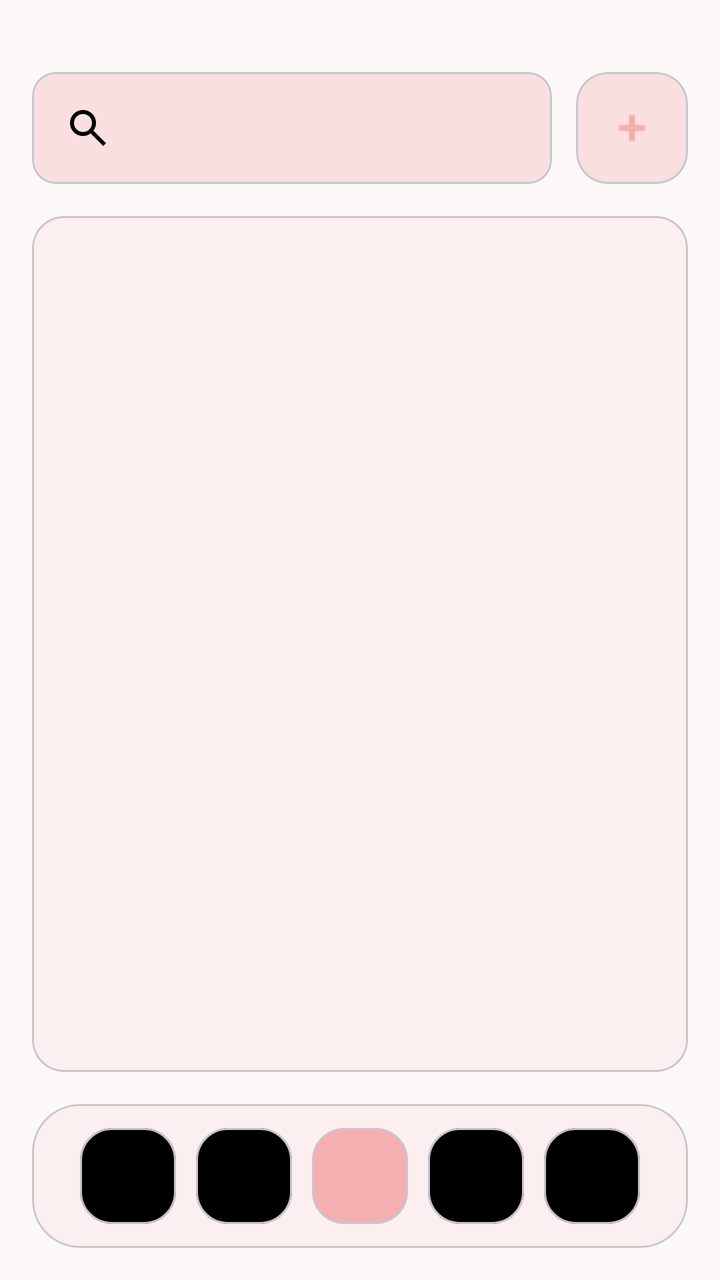
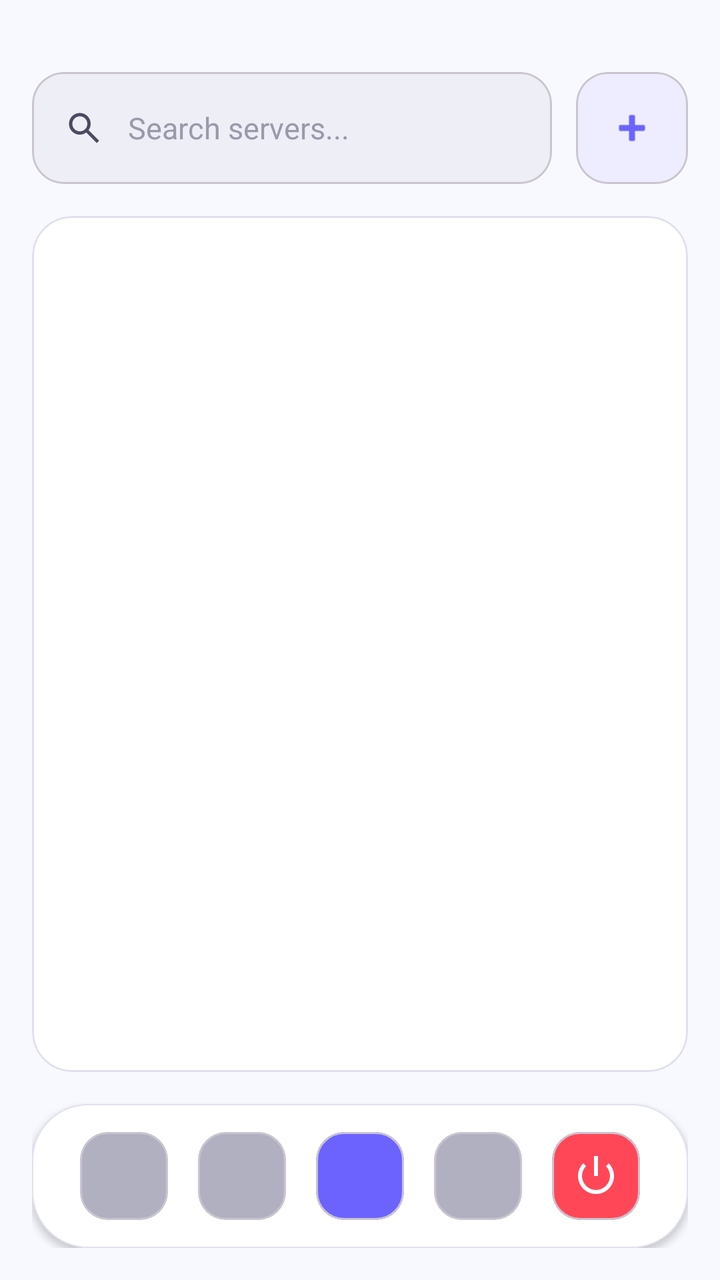

Before-and-after screenshots of an Android layout around one commit, followed by the original layout XML and the change that was made.
<!-- AndroidManifest.xml: application theme Theme.SE114_CallingSystem -->
<!-- res/layout/activity_home_page.xml -->
<?xml version="1.0" encoding="utf-8"?>
<RelativeLayout xmlns:android="http://schemas.android.com/apk/res/android"
    xmlns:app="http://schemas.android.com/apk/res-auto"
    android:layout_width="match_parent"
    android:layout_height="match_parent"
    android:background="@color/bg_default"
    android:padding="16dp">

    <LinearLayout
        android:id="@+id/topBar"
        android:layout_width="match_parent"
        android:layout_height="56dp"
        android:layout_alignParentTop="true"
        android:layout_marginTop="20dp"
        android:orientation="horizontal">

        <com.google.android.material.card.MaterialCardView
            android:layout_width="0dp"
            android:layout_height="match_parent"
            android:layout_weight="1"
            app:cardBackgroundColor="@color/bg_search"
            app:cardCornerRadius="12dp"
            app:cardElevation="0dp">

            <ImageView
                android:layout_width="24dp"
                android:layout_height="24dp"
                android:layout_gravity="center_vertical"
                android:layout_marginStart="16dp"
                android:contentDescription="Search"
                android:src="@drawable/icon_searchbutton"
                app:tint="@color/tint_default" />
        </com.google.android.material.card.MaterialCardView>

        <Space
            android:layout_width="12dp"
            android:layout_height="match_parent" />

        <com.google.android.material.card.MaterialCardView
            android:id="@+id/mcvServerCreate"
            android:layout_width="56dp"
            android:layout_height="56dp"
            app:cardBackgroundColor="@color/bg_icon"
            app:cardCornerRadius="16dp"
            app:cardElevation="0dp">

            <ImageView
                android:layout_width="24dp"
                android:layout_height="24dp"
                android:layout_gravity="center"
                android:contentDescription="Add Server"
                android:src="@android:drawable/ic_input_add"
                app:tint="@color/tint_alter" />
        </com.google.android.material.card.MaterialCardView>
    </LinearLayout>

    <com.google.android.material.card.MaterialCardView
        android:id="@+id/middleSection"
        android:layout_width="match_parent"
        android:layout_height="match_parent"
        android:layout_above="@id/bottomBar"
        android:layout_below="@id/topBar"
        android:layout_marginTop="16dp"
        android:layout_marginBottom="16dp"
        app:cardBackgroundColor="@color/bg_alter"
        app:cardCornerRadius="16dp"
        app:cardElevation="0dp">

        <androidx.recyclerview.widget.RecyclerView
            android:id="@+id/recyclerView"
            android:layout_width="match_parent"
            android:layout_height="match_parent"
            android:padding="10dp"
            app:layoutManager="androidx.recyclerview.widget.LinearLayoutManager" />
    </com.google.android.material.card.MaterialCardView>

    <com.google.android.material.card.MaterialCardView
        android:id="@+id/bottomBar"
        android:layout_width="match_parent"
        android:layout_height="72dp"
        android:layout_alignParentBottom="true"
        app:cardBackgroundColor="@color/bg_alter"
        app:cardCornerRadius="24dp"
        app:cardElevation="0dp">

        <LinearLayout
            android:layout_width="match_parent"
            android:layout_height="match_parent"
            android:gravity="center"
            android:orientation="horizontal"
            android:paddingHorizontal="24dp">

            <com.google.android.material.card.MaterialCardView
                android:layout_width="48dp"
                android:layout_height="48dp"
                app:cardBackgroundColor="@color/tint_default"
                app:cardCornerRadius="16dp"
                app:cardElevation="0dp" />

            <Space
                android:layout_width="0dp"
                android:layout_height="match_parent"
                android:layout_weight="1" />

            <com.google.android.material.card.MaterialCardView
                android:layout_width="48dp"
                android:layout_height="48dp"
                app:cardBackgroundColor="@color/tint_default"
                app:cardCornerRadius="16dp"
                app:cardElevation="0dp" />

            <Space
                android:layout_width="0dp"
                android:layout_height="match_parent"
                android:layout_weight="1" />

            <com.google.android.material.card.MaterialCardView
                android:layout_width="48dp"
                android:layout_height="48dp"
                app:cardBackgroundColor="@color/accent_nav"
                app:cardCornerRadius="16dp"
                app:cardElevation="0dp" />

            <Space
                android:layout_width="0dp"
                android:layout_height="match_parent"
                android:layout_weight="1" />

            <com.google.android.material.card.MaterialCardView
                android:layout_width="48dp"
                android:layout_height="48dp"
                app:cardBackgroundColor="@color/tint_default"
                app:cardCornerRadius="16dp"
                app:cardElevation="0dp" />

            <Space
                android:layout_width="0dp"
                android:layout_height="match_parent"
                android:layout_weight="1" />

            <com.google.android.material.card.MaterialCardView
                android:layout_width="48dp"
                android:layout_height="48dp"
                app:cardBackgroundColor="@color/tint_default"
                app:cardCornerRadius="16dp"
                app:cardElevation="0dp" />

        </LinearLayout>
    </com.google.android.material.card.MaterialCardView>

</RelativeLayout>
<!-- resources referenced by this layout -->
<resources>
  <color name="accent_nav">#F5AFAF</color>
  <color name="bg_alter">#FBEFEF</color>
  <color name="bg_default">#FCF8F8</color>
  <color name="bg_icon">#F9DFDF</color>
  <color name="bg_search">#F9DFDF</color>
  <color name="tint_alter">#F5AFAF</color>
  <color name="tint_default">#000000</color>
  <!-- drawable icon_searchbutton (drawable) -->
  <vector xmlns:android="http://schemas.android.com/apk/res/android"
      android:width="24dp"
      android:height="24dp"
      android:viewportWidth="960"
      android:viewportHeight="960">
    <path
        android:pathData="M784,840 L532,588q-30,24 -69,38t-83,14q-109,0 -184.5,-75.5T120,380q0,-109 75.5,-184.5T380,120q109,0 184.5,75.5T640,380q0,44 -14,83t-38,69l252,252 -56,56ZM380,560q75,0 127.5,-52.5T560,380q0,-75 -52.5,-127.5T380,200q-75,0 -127.5,52.5T200,380q0,75 52.5,127.5T380,560Z"
        android:fillColor="#000000"/>
  </vector>
  <style name="Theme.SE114_CallingSystem" parent="Base.Theme.SE114_CallingSystem" />
  <style name="Base.Theme.SE114_CallingSystem" parent="Theme.Material3.DayNight.NoActionBar">
          
          
      </style>
</resources>

<!-- the commit's change to res/layout/activity_home_page.xml (unified diff, before → after) -->
@@ -3,7 +3,7 @@
     xmlns:app="http://schemas.android.com/apk/res-auto"
     android:layout_width="match_parent"
     android:layout_height="match_parent"
-    android:background="@color/bg_default"
+    android:background="@color/bg_primary"
     android:padding="16dp">
 
     <LinearLayout
@@ -18,18 +18,32 @@
             android:layout_width="0dp"
             android:layout_height="match_parent"
             android:layout_weight="1"
-            app:cardBackgroundColor="@color/bg_search"
-            app:cardCornerRadius="12dp"
+            app:cardBackgroundColor="@color/bg_input"
+            app:cardCornerRadius="16dp"
             app:cardElevation="0dp">
 
-            <ImageView
-                android:layout_width="24dp"
-                android:layout_height="24dp"
-                android:layout_gravity="center_vertical"
-                android:layout_marginStart="16dp"
-                android:contentDescription="Search"
-                android:src="@drawable/icon_searchbutton"
-                app:tint="@color/tint_default" />
+            <LinearLayout
+                android:layout_width="match_parent"
+                android:layout_height="match_parent"
+                android:gravity="center_vertical"
+                android:orientation="horizontal"
+                android:paddingHorizontal="16dp">
+
+                <ImageView
+                    android:layout_width="20dp"
+                    android:layout_height="20dp"
+                    android:contentDescription="Search"
+                    android:src="@drawable/icon_searchbutton"
+                    app:tint="@color/icon_tint" />
+
+                <TextView
+                    android:layout_width="wrap_content"
+                    android:layout_height="wrap_content"
+                    android:layout_marginStart="12dp"
+                    android:text="Search servers..."
+                    android:textColor="@color/text_hint"
+                    android:textSize="15sp" />
+            </LinearLayout>
         </com.google.android.material.card.MaterialCardView>
 
         <Space
@@ -40,7 +54,7 @@
             android:id="@+id/mcvServerCreate"
             android:layout_width="56dp"
             android:layout_height="56dp"
-            app:cardBackgroundColor="@color/bg_icon"
+            app:cardBackgroundColor="@color/accent_surface"
             app:cardCornerRadius="16dp"
             app:cardElevation="0dp">
 
@@ -50,7 +64,7 @@
                 android:layout_gravity="center"
                 android:contentDescription="Add Server"
                 android:src="@android:drawable/ic_input_add"
-                app:tint="@color/tint_alter" />
+                app:tint="@color/accent" />
         </com.google.android.material.card.MaterialCardView>
     </LinearLayout>
 
@@ -62,9 +76,11 @@
         android:layout_below="@id/topBar"
         android:layout_marginTop="16dp"
         android:layout_marginBottom="16dp"
-        app:cardBackgroundColor="@color/bg_alter"
-        app:cardCornerRadius="16dp"
-        app:cardElevation="0dp">
+        app:cardBackgroundColor="@color/bg_secondary"
+        app:cardCornerRadius="20dp"
+        app:cardElevation="0dp"
+        app:strokeColor="@color/card_stroke"
+        app:strokeWidth="1dp">
 
         <androidx.recyclerview.widget.RecyclerView
             android:id="@+id/recyclerView"
@@ -79,9 +95,11 @@
         android:layout_width="match_parent"
         android:layout_height="72dp"
         android:layout_alignParentBottom="true"
-        app:cardBackgroundColor="@color/bg_alter"
-        app:cardCornerRadius="24dp"
-        app:cardElevation="0dp">
+        app:cardBackgroundColor="@color/bg_secondary"
+        app:cardCornerRadius="28dp"
+        app:cardElevation="2dp"
+        app:strokeColor="@color/card_stroke"
+        app:strokeWidth="0.5dp">
 
         <LinearLayout
             android:layout_width="match_parent"
@@ -91,10 +109,10 @@
             android:paddingHorizontal="24dp">
 
             <com.google.android.material.card.MaterialCardView
-                android:layout_width="48dp"
-                android:layout_height="48dp"
-                app:cardBackgroundColor="@color/tint_default"
-                app:cardCornerRadius="16dp"
+                android:layout_width="44dp"
+                android:layout_height="44dp"
+                app:cardBackgroundColor="@color/nav_inactive"
+                app:cardCornerRadius="14dp"
                 app:cardElevation="0dp" />
 
             <Space
@@ -103,10 +121,10 @@
                 android:layout_weight="1" />
 
             <com.google.android.material.card.MaterialCardView
-                android:layout_width="48dp"
-                android:layout_height="48dp"
-                app:cardBackgroundColor="@color/tint_default"
-                app:cardCornerRadius="16dp"
+                android:layout_width="44dp"
+                android:layout_height="44dp"
+                app:cardBackgroundColor="@color/nav_inactive"
+                app:cardCornerRadius="14dp"
                 app:cardElevation="0dp" />
 
             <Space
@@ -115,10 +133,10 @@
                 android:layout_weight="1" />
 
             <com.google.android.material.card.MaterialCardView
-                android:layout_width="48dp"
-                android:layout_height="48dp"
-                app:cardBackgroundColor="@color/accent_nav"
-                app:cardCornerRadius="16dp"
+                android:layout_width="44dp"
+                android:layout_height="44dp"
+                app:cardBackgroundColor="@color/accent"
+                app:cardCornerRadius="14dp"
                 app:cardElevation="0dp" />
 
             <Space
@@ -127,10 +145,10 @@
                 android:layout_weight="1" />
 
             <com.google.android.material.card.MaterialCardView
-                android:layout_width="48dp"
-                android:layout_height="48dp"
-                app:cardBackgroundColor="@color/tint_default"
-                app:cardCornerRadius="16dp"
+                android:layout_width="44dp"
+                android:layout_height="44dp"
+                app:cardBackgroundColor="@color/nav_inactive"
+                app:cardCornerRadius="14dp"
                 app:cardElevation="0dp" />
 
             <Space
@@ -139,11 +157,20 @@
                 android:layout_weight="1" />
 
             <com.google.android.material.card.MaterialCardView
-                android:layout_width="48dp"
-                android:layout_height="48dp"
-                app:cardBackgroundColor="@color/tint_default"
-                app:cardCornerRadius="16dp"
-                app:cardElevation="0dp" />
+                android:id="@+id/btnLogout"
+                android:layout_width="44dp"
+                android:layout_height="44dp"
+                app:cardBackgroundColor="@color/danger"
+                app:cardCornerRadius="14dp"
+                app:cardElevation="0dp">
+                
+                <ImageView
+                    android:layout_width="24dp"
+                    android:layout_height="24dp"
+                    android:layout_gravity="center"
+                    android:src="@android:drawable/ic_lock_power_off"
+                    app:tint="@color/white" />
+            </com.google.android.material.card.MaterialCardView>
 
         </LinearLayout>
     </com.google.android.material.card.MaterialCardView>
<!-- resource entries referenced after the edit -->
@@ -1,12 +1,16 @@
 <!-- resources referenced by this layout -->
 <resources>
-  <color name="accent_nav">#F5AFAF</color>
-  <color name="bg_alter">#FBEFEF</color>
-  <color name="bg_default">#FCF8F8</color>
-  <color name="bg_icon">#F9DFDF</color>
-  <color name="bg_search">#F9DFDF</color>
-  <color name="tint_alter">#F5AFAF</color>
-  <color name="tint_default">#000000</color>
+  <color name="accent">#6C63FF</color>
+  <color name="accent_surface">#EEEDFF</color>
+  <color name="bg_input">#EEEEF6</color>
+  <color name="bg_primary">#F8F9FE</color>
+  <color name="bg_secondary">#FFFFFF</color>
+  <color name="card_stroke">#E0E0EE</color>
+  <color name="danger">#FF4757</color>
+  <color name="icon_tint">#4A4A60</color>
+  <color name="nav_inactive">#B0B0C0</color>
+  <color name="text_hint">#9999AA</color>
+  <color name="white">#FFFFFFFF</color>
   <!-- drawable icon_searchbutton (drawable) -->
   <vector xmlns:android="http://schemas.android.com/apk/res/android"
       android:width="24dp"
@@ -19,8 +23,14 @@
   </vector>
   <style name="Theme.SE114_CallingSystem" parent="Base.Theme.SE114_CallingSystem" />
   <style name="Base.Theme.SE114_CallingSystem" parent="Theme.Material3.DayNight.NoActionBar">
-          
-          
+          <item name="colorPrimary">@color/accent</item>
+          <item name="colorOnPrimary">@color/text_on_accent</item>
+          <item name="colorSecondary">@color/accent_light</item>
+          <item name="android:windowBackground">@color/bg_primary</item>
+          <item name="android:statusBarColor">@color/bg_primary</item>
+          <item name="android:navigationBarColor">@color/bg_primary</item>
       </style>
+  <color name="text_on_accent">#FFFFFF</color>
+  <color name="accent_light">#8B83FF</color>
 </resources>
 
